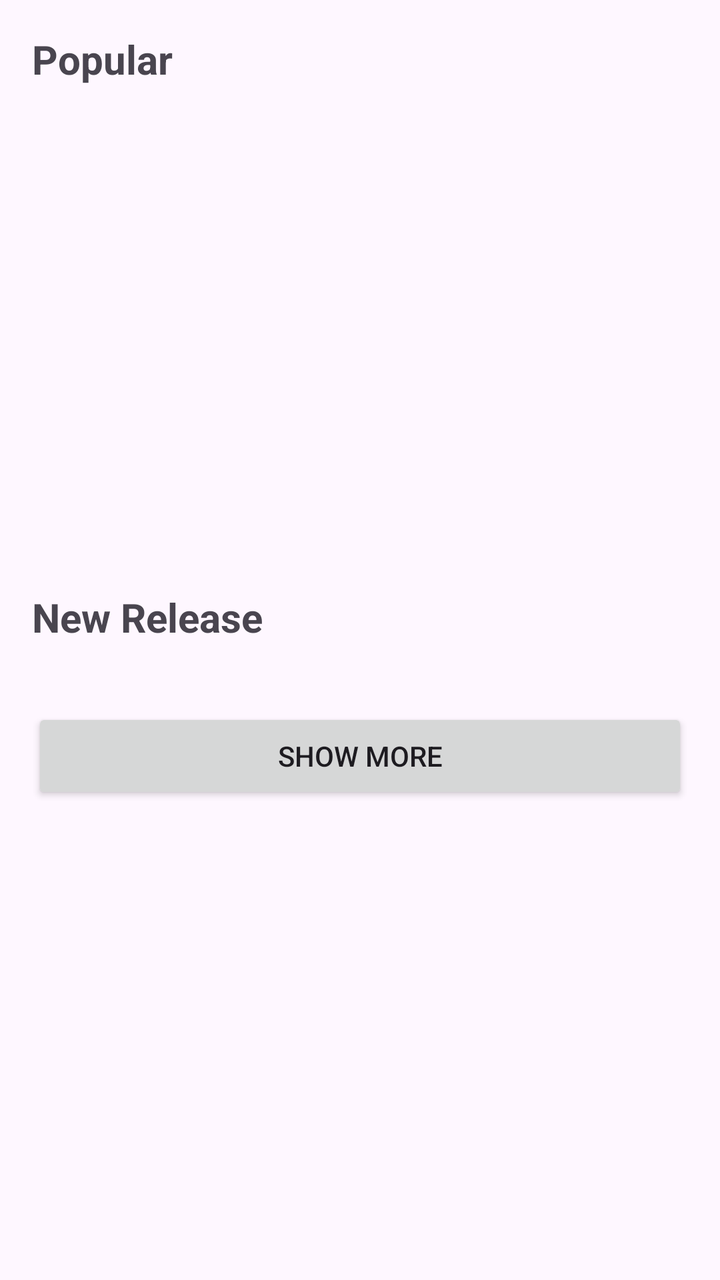
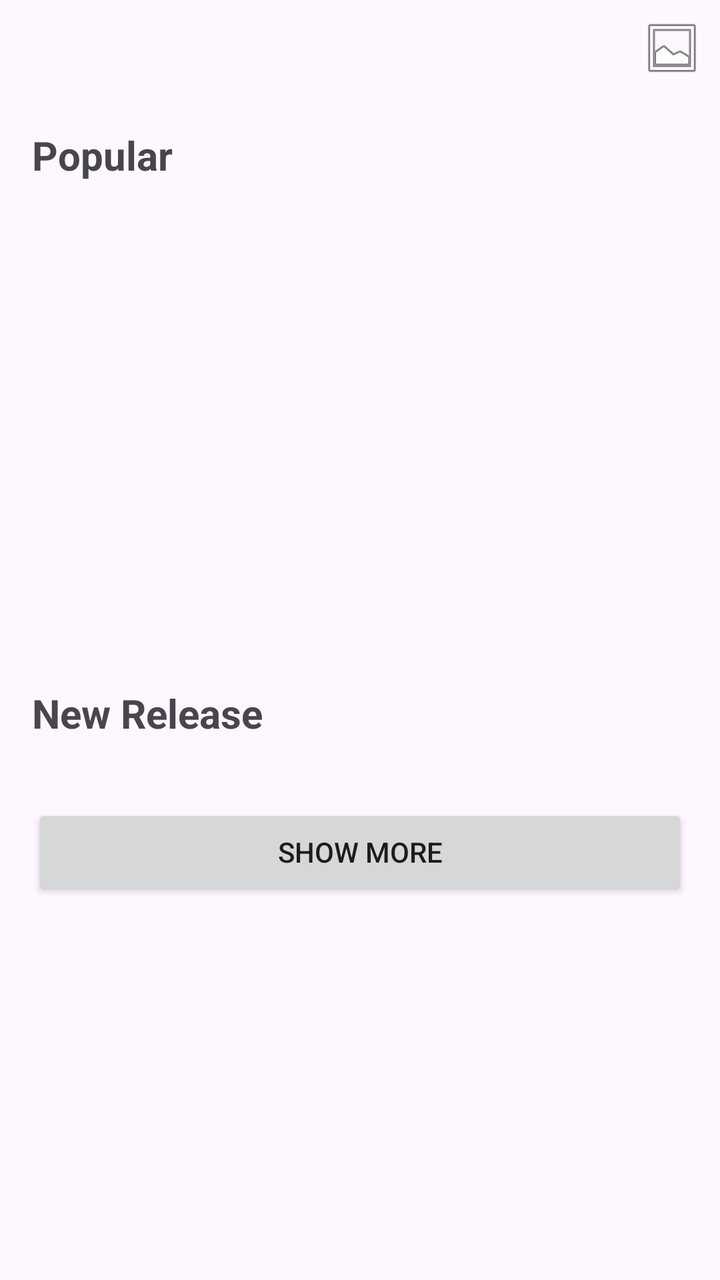

Screens rendered from an Android XML layout before and after an edit, with the pre-edit source and the edit as a unified diff.
<!-- AndroidManifest.xml: application theme Theme.GameHub -->
<!-- res/layout/fragment_games.xml -->
<?xml version="1.0" encoding="utf-8"?>
<ScrollView xmlns:android="http://schemas.android.com/apk/res/android"
    android:layout_width="match_parent"
    android:layout_height="match_parent">

    <LinearLayout
        android:layout_width="match_parent"
        android:layout_height="wrap_content"
        android:orientation="vertical">

        <TextView
            android:layout_width="wrap_content"
            android:layout_height="wrap_content"
            android:text="Popular"
            android:textSize="20sp"
            android:textStyle="bold"
            android:layout_margin="16dp" />

        <androidx.recyclerview.widget.RecyclerView
            android:id="@+id/recyclerPopular"
            android:layout_width="match_parent"
            android:layout_height="220dp"
            android:paddingStart="16dp" />

        <TextView
            android:layout_width="wrap_content"
            android:layout_height="wrap_content"
            android:text="New Release"
            android:textSize="20sp"
            android:textStyle="bold"
            android:layout_margin="16dp" />

        <LinearLayout
            android:id="@+id/containerNewRelease"
            android:layout_width="match_parent"
            android:layout_height="wrap_content"
            android:orientation="vertical" />

        <Button
            android:id="@+id/buttonShowMore"
            android:layout_width="match_parent"
            android:layout_height="wrap_content"
            android:text="Show More"
            android:layout_margin="16dp" />

    </LinearLayout>

</ScrollView>
<!-- resources referenced by this layout -->
<resources>
  <style name="Theme.GameHub" parent="Theme.Material3.DayNight.NoActionBar" />
</resources>

<!-- the commit's change to res/layout/fragment_games.xml (unified diff, before → after) -->
@@ -7,6 +7,35 @@
         android:layout_width="match_parent"
         android:layout_height="wrap_content"
         android:orientation="vertical">
+
+        <LinearLayout
+            android:layout_width="match_parent"
+            android:layout_height="wrap_content"
+            android:orientation="horizontal"
+            android:gravity="end"
+            android:padding="8dp">
+
+            <ImageButton
+                android:id="@+id/buttonCart"
+                android:layout_width="wrap_content"
+                android:layout_height="wrap_content"
+                android:src="@android:drawable/ic_menu_gallery"
+                android:background="?attr/selectableItemBackgroundBorderless" />
+
+            <TextView
+                android:id="@+id/textCartBadge"
+                android:layout_width="wrap_content"
+                android:layout_height="wrap_content"
+                android:layout_gravity="top|end"
+                android:background="@drawable/circle_background"
+                android:textColor="#FFFFFF"
+                android:textSize="10sp"
+                android:padding="2dp"
+                android:minWidth="16dp"
+                android:gravity="center"
+                android:visibility="gone" />
+
+        </LinearLayout>
 
         <TextView
             android:layout_width="wrap_content"
<!-- resource entries referenced after the edit -->
@@ -1,5 +1,11 @@
 <!-- resources referenced by this layout -->
 <resources>
+  <!-- drawable circle_background (drawable) -->
+  <?xml version="1.0" encoding="utf-8"?>
+  <shape xmlns:android="http://schemas.android.com/apk/res/android"
+      android:shape="oval">
+      <solid android:color="@android:color/darker_gray" />
+  </shape>
   <style name="Theme.GameHub" parent="Theme.Material3.DayNight.NoActionBar" />
 </resources>
 
